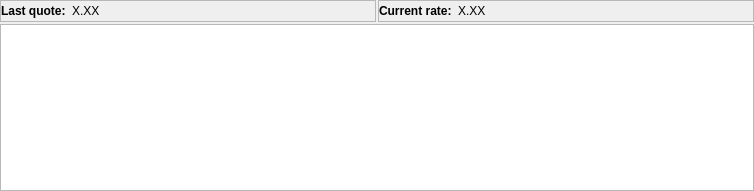
First picture: the form in jal/ui/reports/tax_estimation.ui, repository titov-vv/jal, before the edit.
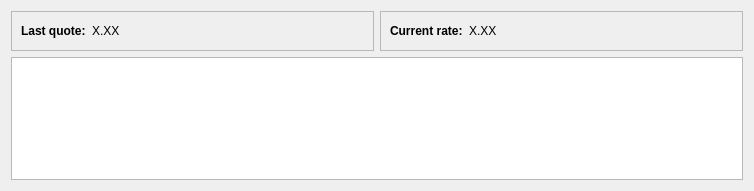
Second picture: the form after the edit.

Commit message: Restore of native Qt spacing layout spacing for better compatibility. Tab order and label buddies we set for forms.

The edit to the form file:
```diff
--- a/jal/ui/reports/tax_estimation.ui
+++ b/jal/ui/reports/tax_estimation.ui
@@ -14,26 +14,8 @@
    <string>Tax estimation</string>
   </property>
   <layout class="QVBoxLayout" name="verticalLayout">
-   <property name="spacing">
-    <number>2</number>
-   </property>
-   <property name="leftMargin">
-    <number>0</number>
-   </property>
-   <property name="topMargin">
-    <number>0</number>
-   </property>
-   <property name="rightMargin">
-    <number>0</number>
-   </property>
-   <property name="bottomMargin">
-    <number>0</number>
-   </property>
    <item>
     <layout class="QHBoxLayout" name="horizontalLayout">
-     <property name="spacing">
-      <number>2</number>
-     </property>
      <item>
       <widget class="QFrame" name="RateFrame">
        <property name="frameShape">
@@ -43,18 +25,6 @@
         <enum>QFrame::Shadow::Raised</enum>
        </property>
        <layout class="QHBoxLayout" name="horizontalLayout_2">
-        <property name="leftMargin">
-         <number>0</number>
-        </property>
-        <property name="topMargin">
-         <number>0</number>
-        </property>
-        <property name="rightMargin">
-         <number>0</number>
-        </property>
-        <property name="bottomMargin">
-         <number>0</number>
-        </property>
         <item>
          <widget class="QLabel" name="LastQuoteLbl">
           <property name="font">
@@ -99,18 +69,6 @@
         <enum>QFrame::Shadow::Raised</enum>
        </property>
        <layout class="QHBoxLayout" name="horizontalLayout_3">
-        <property name="leftMargin">
-         <number>0</number>
-        </property>
-        <property name="topMargin">
-         <number>0</number>
-        </property>
-        <property name="rightMargin">
-         <number>0</number>
-        </property>
-        <property name="bottomMargin">
-         <number>0</number>
-        </property>
         <item>
          <widget class="QLabel" name="CurrentRateLbl">
           <property name="font">
```
Left out of the diff: 3 changed lines with no effect on the pictures. The commit also changes 82 other files.
